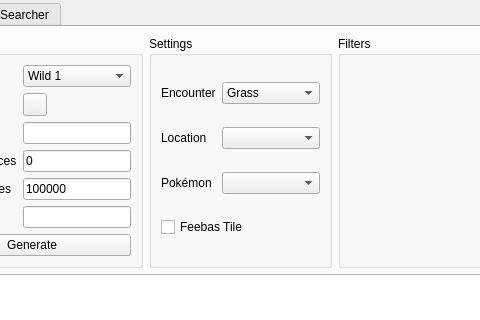
Above: Form/Gen3/Wild3.ui from Admiral-Fish/PokeFinder before the change; both pictures show x 101 to 581 and y 107 to 427 of the 1200 by 750 pixel window. Below: the same form after it.
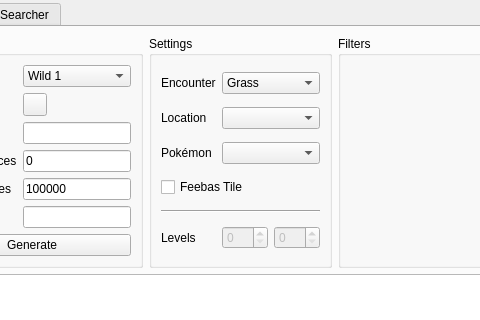
That is the form after the change. Icons and pictures are not drawn. Custom widgets are drawn as their Qt base class.

Commit message:
Addition of level searcher (#580)
---------

Diff of the .ui file:
```diff
--- a/Form/Gen3/Wild3.ui
+++ b/Form/Gen3/Wild3.ui
@@ -201,7 +201,7 @@
             </property>
            </widget>
           </item>
-          <item row="0" column="1">
+          <item row="0" column="1" colspan="2">
            <widget class="ComboBox" name="comboBoxGeneratorEncounter">
             <item>
              <property name="text">
@@ -242,7 +242,7 @@
             </property>
            </widget>
           </item>
-          <item row="1" column="1">
+          <item row="1" column="1" colspan="2">
            <widget class="ComboBoxProxy" name="comboBoxGeneratorLocation"/>
           </item>
           <item row="2" column="0">
@@ -252,16 +252,44 @@
             </property>
            </widget>
           </item>
-          <item row="2" column="1">
+          <item row="2" column="1" colspan="2">
            <widget class="ComboBox" name="comboBoxGeneratorPokemon"/>
           </item>
-          <item row="3" column="0" colspan="2">
+          <item row="3" column="0" colspan="3">
            <widget class="QCheckBox" name="checkBoxGeneratorFeebasTile">
             <property name="text">
              <string>Feebas Tile</string>
             </property>
            </widget>
           </item>
+          <item row="4" column="0" colspan="3">
+           <widget class="Line" name="line_2">
+            <property name="orientation">
+             <enum>Qt::Orientation::Horizontal</enum>
+            </property>
+           </widget>
+          </item>
+          <item row="5" column="0">
+           <widget class="QLabel" name="labelGeneratorLevel">
+            <property name="text">
+             <string>Levels</string>
+            </property>
+           </widget>
+          </item>
+          <item row="5" column="1">
+           <widget class="QSpinBox" name="spinBoxGeneratorLevelMin">
+            <property name="enabled">
+             <bool>false</bool>
+            </property>
+           </widget>
+          </item>
+          <item row="5" column="2">
+           <widget class="QSpinBox" name="spinBoxGeneratorLevelMax">
+            <property name="enabled">
+             <bool>false</bool>
+            </property>
+           </widget>
+          </item>
          </layout>
         </widget>
        </item>
@@ -503,11 +531,6 @@
    <header>Form/Controls/TabWidget.hpp</header>
    <container>1</container>
   </customwidget>
-  <customwidget>
-   <class>ComboBox</class>
-   <extends>QComboBox</extends>
-   <header>Form/Controls/ComboBox.hpp</header>
-  </customwidget>
   <customwidget>
    <class>ComboMenu</class>
    <extends>QToolButton</extends>
```
Left out of the diff: 40 changed lines with no effect on the pictures. The commit also changes 67 other files.
